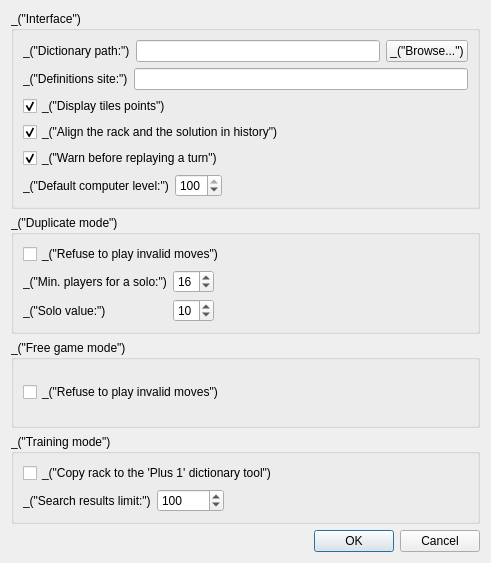
Before: the Qt Designer form qt/ui/prefs_dialog.ui in cjlano/eliot, drawn with Qt 5.
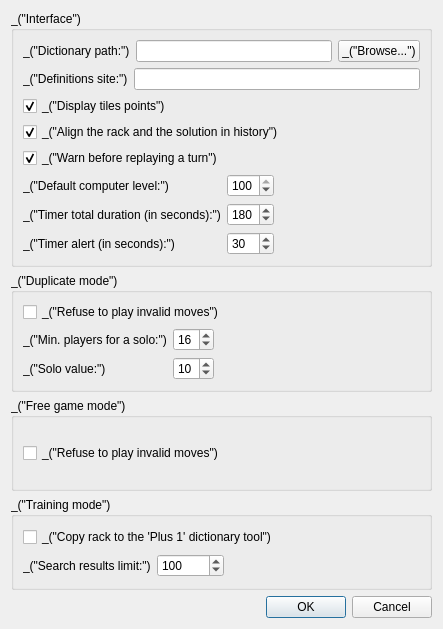
After: the same form once the commit is applied.

```diff
--- a/qt/ui/prefs_dialog.ui
+++ b/qt/ui/prefs_dialog.ui
@@ -6,8 +6,8 @@
    <rect>
     <x>0</x>
     <y>0</y>
-    <width>491</width>
-    <height>563</height>
+    <width>443</width>
+    <height>629</height>
    </rect>
   </property>
   <property name="windowTitle">
@@ -108,15 +108,29 @@
        </widget>
       </item>
       <item>
-       <layout class="QHBoxLayout" name="horizontalLayout_3">
-        <item>
+       <layout class="QGridLayout" name="gridLayout_2">
+        <item row="1" column="0">
+         <widget class="QLabel" name="label_7">
+          <property name="text">
+           <string>_(&quot;Timer total duration (in seconds):&quot;)</string>
+          </property>
+         </widget>
+        </item>
+        <item row="2" column="0">
+         <widget class="QLabel" name="label_8">
+          <property name="text">
+           <string>_(&quot;Timer alert (in seconds):&quot;)</string>
+          </property>
+         </widget>
+        </item>
+        <item row="0" column="0">
          <widget class="QLabel" name="label_6">
           <property name="text">
            <string>_(&quot;Default computer level:&quot;)</string>
           </property>
          </widget>
         </item>
-        <item>
+        <item row="0" column="1">
          <widget class="QSpinBox" name="spinBoxDefaultLevel">
           <property name="maximum">
            <number>100</number>
@@ -126,8 +140,8 @@
           </property>
          </widget>
         </item>
-        <item>
-         <spacer name="horizontalSpacer_3">
+        <item row="0" column="2">
+         <spacer name="horizontalSpacer_4">
           <property name="orientation">
            <enum>Qt::Horizontal</enum>
           </property>
@@ -139,6 +153,29 @@
           </property>
          </spacer>
         </item>
+        <item row="1" column="1">
+         <widget class="QSpinBox" name="spinBoxTimerTotal">
+          <property name="maximum">
+           <number>999</number>
+          </property>
+          <property name="value">
+           <number>180</number>
+          </property>
+         </widget>
+        </item>
+        <item row="2" column="1">
+         <widget class="QSpinBox" name="spinBoxTimerAlert">
+          <property name="minimum">
+           <number>-1</number>
+          </property>
+          <property name="maximum">
+           <number>999</number>
+          </property>
+          <property name="value">
+           <number>30</number>
+          </property>
+         </widget>
+        </item>
        </layout>
       </item>
      </layout>
```
Left out of the diff: 10 changed lines with no effect on the pictures.
